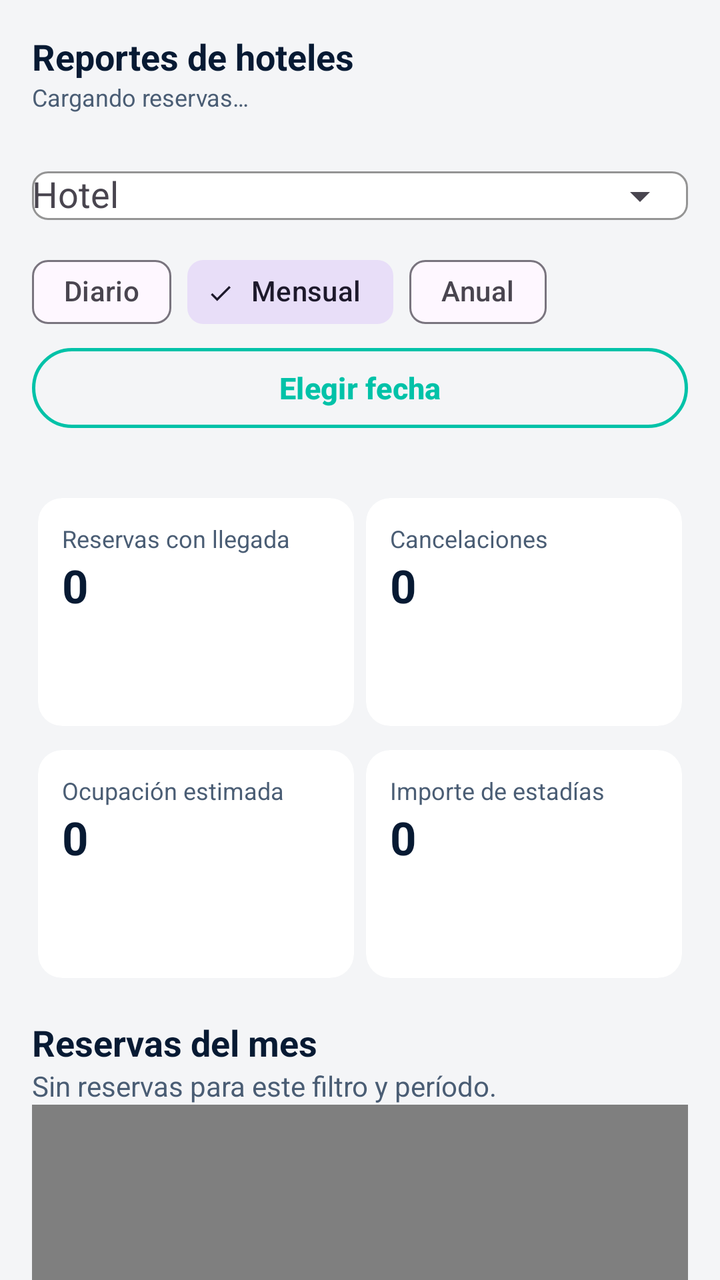
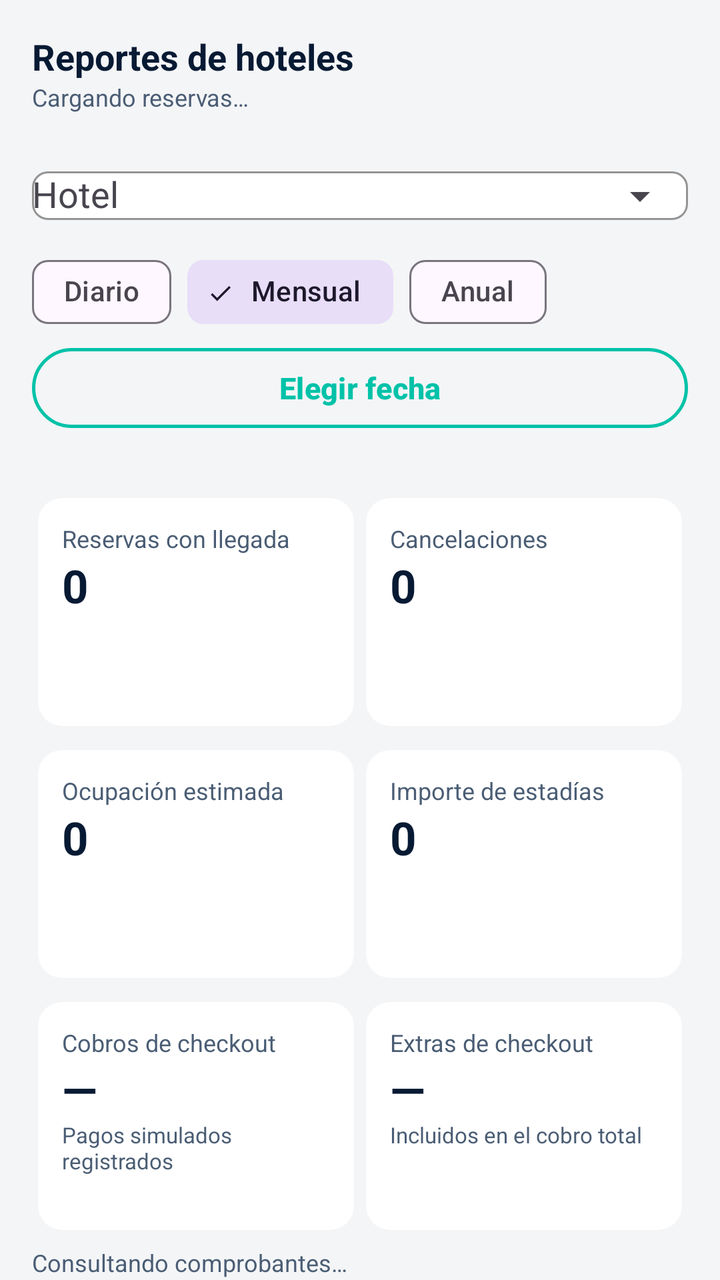

Before-and-after screenshots of an Android layout around one commit, followed by the original layout XML and the change that was made.
<!-- AndroidManifest.xml: application theme Theme.Proyecto_IOTelito -->
<!-- res/layout/fragment_superadmin_reportes.xml -->
<?xml version="1.0" encoding="utf-8"?>
<androidx.core.widget.NestedScrollView xmlns:android="http://schemas.android.com/apk/res/android" xmlns:app="http://schemas.android.com/apk/res-auto"
 android:layout_width="match_parent" android:layout_height="match_parent" android:background="@color/io_surface_variant" android:fillViewport="true">
 <LinearLayout android:layout_width="match_parent" android:layout_height="wrap_content" android:orientation="vertical" android:padding="16dp">
  <TextView style="@style/TextAppearance.IoTelito.SectionTitle" android:text="Reportes de hoteles"/>
  <TextView android:id="@+id/tv_report_source" android:layout_width="match_parent" android:layout_height="wrap_content" android:text="Cargando reservas…" android:textColor="@color/io_text_secondary" android:textSize="12sp"/>
  <com.google.android.material.textfield.TextInputLayout style="@style/Widget.IoTelito.Input" android:layout_width="match_parent" android:layout_height="wrap_content" android:layout_marginTop="12dp" android:hint="Hotel" app:endIconMode="dropdown_menu">
   <com.google.android.material.textfield.MaterialAutoCompleteTextView android:id="@+id/actv_hotel_selector" android:layout_width="match_parent" android:layout_height="wrap_content" android:inputType="none"/>
  </com.google.android.material.textfield.TextInputLayout>
  <com.google.android.material.chip.ChipGroup android:id="@+id/chip_group_period" android:layout_width="match_parent" android:layout_height="wrap_content" app:singleSelection="true" app:selectionRequired="true">
   <com.google.android.material.chip.Chip android:id="@+id/chip_daily" style="@style/Widget.Material3.Chip.Filter" android:layout_width="wrap_content" android:layout_height="wrap_content" android:checkable="true" android:checked="false" android:text="Diario"/>
   <com.google.android.material.chip.Chip android:id="@+id/chip_monthly" style="@style/Widget.Material3.Chip.Filter" android:layout_width="wrap_content" android:layout_height="wrap_content" android:checkable="true" android:checked="true" android:text="Mensual"/>
   <com.google.android.material.chip.Chip android:id="@+id/chip_yearly" style="@style/Widget.Material3.Chip.Filter" android:layout_width="wrap_content" android:layout_height="wrap_content" android:checkable="true" android:checked="false" android:text="Anual"/>
  </com.google.android.material.chip.ChipGroup>
  <com.google.android.material.button.MaterialButton android:id="@+id/btn_report_date" style="@style/Widget.IoTelito.Button.Outline" android:layout_width="match_parent" android:layout_height="wrap_content" android:text="Elegir fecha"/>
  <TextView android:id="@+id/tv_selected_range" android:layout_width="match_parent" android:layout_height="wrap_content" android:textColor="@color/io_text_secondary"/>
  <LinearLayout android:layout_width="match_parent" android:layout_height="wrap_content" android:orientation="horizontal" android:layout_marginTop="12dp">
   <com.google.android.material.card.MaterialCardView style="@style/Widget.IoTelito.Card" android:layout_width="0dp" android:layout_height="wrap_content" android:layout_weight="1" android:layout_marginHorizontal="3dp"><LinearLayout android:layout_width="match_parent" android:layout_height="wrap_content" android:minHeight="114dp" android:padding="12dp" android:orientation="vertical">
    <TextView android:layout_width="match_parent" android:layout_height="wrap_content" android:text="Reservas con llegada" android:textColor="@color/io_text_secondary" android:textSize="12sp"/>
    <TextView android:id="@+id/tv_bookings" android:layout_width="match_parent" android:layout_height="wrap_content" android:text="0" android:textColor="@color/io_navy" android:textSize="23sp" android:textStyle="bold"/>
    <TextView android:id="@+id/tv_bookings_note" android:layout_width="match_parent" android:layout_height="wrap_content" android:textColor="@color/io_text_secondary" android:textSize="11sp"/>
   </LinearLayout></com.google.android.material.card.MaterialCardView>
   <com.google.android.material.card.MaterialCardView style="@style/Widget.IoTelito.Card" android:layout_width="0dp" android:layout_height="wrap_content" android:layout_weight="1" android:layout_marginHorizontal="3dp"><LinearLayout android:layout_width="match_parent" android:layout_height="wrap_content" android:minHeight="114dp" android:padding="12dp" android:orientation="vertical">
    <TextView android:layout_width="match_parent" android:layout_height="wrap_content" android:text="Cancelaciones" android:textColor="@color/io_text_secondary" android:textSize="12sp"/>
    <TextView android:id="@+id/tv_cancellations" android:layout_width="match_parent" android:layout_height="wrap_content" android:text="0" android:textColor="@color/io_navy" android:textSize="23sp" android:textStyle="bold"/>
    <TextView android:id="@+id/tv_cancellations_note" android:layout_width="match_parent" android:layout_height="wrap_content" android:textColor="@color/io_text_secondary" android:textSize="11sp"/>
   </LinearLayout></com.google.android.material.card.MaterialCardView>
  </LinearLayout>
  <LinearLayout android:layout_width="match_parent" android:layout_height="wrap_content" android:orientation="horizontal" android:layout_marginTop="12dp">
   <com.google.android.material.card.MaterialCardView style="@style/Widget.IoTelito.Card" android:layout_width="0dp" android:layout_height="wrap_content" android:layout_weight="1" android:layout_marginHorizontal="3dp"><LinearLayout android:layout_width="match_parent" android:layout_height="wrap_content" android:minHeight="114dp" android:padding="12dp" android:orientation="vertical">
    <TextView android:layout_width="match_parent" android:layout_height="wrap_content" android:text="Ocupación estimada" android:textColor="@color/io_text_secondary" android:textSize="12sp"/>
    <TextView android:id="@+id/tv_occupancy" android:layout_width="match_parent" android:layout_height="wrap_content" android:text="0" android:textColor="@color/io_navy" android:textSize="23sp" android:textStyle="bold"/>
    <TextView android:id="@+id/tv_occupancy_note" android:layout_width="match_parent" android:layout_height="wrap_content" android:textColor="@color/io_text_secondary" android:textSize="11sp"/>
   </LinearLayout></com.google.android.material.card.MaterialCardView>
   <com.google.android.material.card.MaterialCardView style="@style/Widget.IoTelito.Card" android:layout_width="0dp" android:layout_height="wrap_content" android:layout_weight="1" android:layout_marginHorizontal="3dp"><LinearLayout android:layout_width="match_parent" android:layout_height="wrap_content" android:minHeight="114dp" android:padding="12dp" android:orientation="vertical">
    <TextView android:layout_width="match_parent" android:layout_height="wrap_content" android:text="Importe de estadías" android:textColor="@color/io_text_secondary" android:textSize="12sp"/>
    <TextView android:id="@+id/tv_income" android:layout_width="match_parent" android:layout_height="wrap_content" android:text="0" android:textColor="@color/io_navy" android:textSize="23sp" android:textStyle="bold"/>
    <TextView android:id="@+id/tv_income_note" android:layout_width="match_parent" android:layout_height="wrap_content" android:textColor="@color/io_text_secondary" android:textSize="11sp"/>
   </LinearLayout></com.google.android.material.card.MaterialCardView>
  </LinearLayout>
  <TextView android:id="@+id/tv_chart_title" style="@style/TextAppearance.IoTelito.SectionTitle" android:layout_marginTop="20dp" android:text="Reservas del mes"/>
  <TextView android:id="@+id/tv_report_empty" android:layout_width="match_parent" android:layout_height="wrap_content" android:text="Sin reservas para este filtro y período." android:textColor="@color/io_text_secondary"/>
  <HorizontalScrollView android:layout_width="match_parent" android:layout_height="250dp" android:fillViewport="true"><com.example.proyecto_iotelito.ui.superadmin.reportes.WeeklyBookingsChartView android:id="@+id/weekly_bookings_chart" android:layout_width="match_parent" android:layout_height="match_parent" android:background="@color/io_surface" android:padding="12dp"/></HorizontalScrollView>
  <TextView style="@style/TextAppearance.IoTelito.SectionTitle" android:layout_marginTop="20dp" android:text="Ranking de ocupación"/>
  <TextView android:layout_width="match_parent" android:layout_height="wrap_content" android:text="Noches-habitación reservadas / capacidad del período. Salida no incluida. Sin inventario: no calculable." android:textSize="11sp" android:textColor="@color/io_text_secondary"/>
  <LinearLayout android:id="@+id/ranking_container" android:layout_width="match_parent" android:layout_height="wrap_content" android:orientation="vertical" android:padding="12dp" android:background="@color/io_surface"/>
 </LinearLayout>
</androidx.core.widget.NestedScrollView>
<!-- resources referenced by this layout -->
<resources>
  <color name="io_navy">#FF071A33</color>
  <color name="io_surface">#FFFFFFFF</color>
  <color name="io_surface_variant">#FFF4F5F7</color>
  <color name="io_text_secondary">#4A5D74</color>
  <style name="TextAppearance.IoTelito.SectionTitle" parent="TextAppearance.Material3.TitleLarge">
          <item name="android:layout_width">wrap_content</item>
          <item name="android:layout_height">wrap_content</item>
          <item name="android:textColor">@color/io_navy</item>
          <item name="android:textSize">18sp</item>
          <item name="android:textStyle">bold</item>
      </style>
  <style name="Widget.IoTelito.Button.Outline" parent="Widget.Material3.Button.OutlinedButton">
          <item name="strokeColor">@color/io_teal</item>
          <item name="strokeWidth">1.5dp</item>
          <item name="android:textColor">@color/io_teal</item>
          <item name="cornerRadius">100dp</item>
          <item name="android:textAllCaps">false</item>
          <item name="android:textSize">15sp</item>
          <item name="android:textStyle">bold</item>
      </style>
  <style name="Widget.IoTelito.Card" parent="Widget.Material3.CardView.Filled">
          <item name="cardBackgroundColor">@color/io_surface</item>
          <item name="cardCornerRadius">12dp</item>
          <item name="cardElevation">0dp</item>
          <item name="strokeColor">@color/io_divider</item>
          <item name="strokeWidth">0dp</item>
      </style>
  <style name="Widget.IoTelito.Input" parent="Widget.Material3.TextInputLayout.OutlinedBox">
          <item name="boxBackgroundColor">@color/io_surface</item>
          <item name="boxCornerRadiusTopStart">8dp</item>
          <item name="boxCornerRadiusTopEnd">8dp</item>
          <item name="boxCornerRadiusBottomStart">8dp</item>
          <item name="boxCornerRadiusBottomEnd">8dp</item>
          <item name="boxStrokeColor">@color/io_teal</item>
      </style>
  <style name="Theme.Proyecto_IOTelito" parent="Base.Theme.Proyecto_IOTelito" />
  <color name="io_teal">#00C2A8</color>
  <color name="io_divider">#FFE2E8F0</color>
  <style name="Base.Theme.Proyecto_IOTelito" parent="Theme.Material3.Light.NoActionBar">
          <item name="colorPrimary">@color/io_teal</item>
          <item name="colorOnPrimary">@color/white</item>
          <item name="colorSecondary">@color/io_text_primary</item>
          <item name="android:windowBackground">@color/io_background</item>
          <item name="android:statusBarColor">@color/io_background</item>
          <item name="android:windowLightStatusBar">true</item>
          <item name="android:navigationBarColor">@color/white</item>
          <item name="android:windowLightNavigationBar">true</item>
      </style>
  <color name="white">#FFFFFFFF</color>
  <color name="io_text_primary">#071A33</color>
  <color name="io_background">#F8FAFC</color>
</resources>

<!-- the commit's change to res/layout/fragment_superadmin_reportes.xml (unified diff, before → after) -->
@@ -38,6 +38,19 @@
     <TextView android:id="@+id/tv_income_note" android:layout_width="match_parent" android:layout_height="wrap_content" android:textColor="@color/io_text_secondary" android:textSize="11sp"/>
    </LinearLayout></com.google.android.material.card.MaterialCardView>
   </LinearLayout>
+  <LinearLayout android:layout_width="match_parent" android:layout_height="wrap_content" android:orientation="horizontal" android:layout_marginTop="12dp">
+   <com.google.android.material.card.MaterialCardView style="@style/Widget.IoTelito.Card" android:layout_width="0dp" android:layout_height="wrap_content" android:layout_weight="1" android:layout_marginHorizontal="3dp"><LinearLayout android:layout_width="match_parent" android:layout_height="wrap_content" android:minHeight="114dp" android:padding="12dp" android:orientation="vertical">
+    <TextView android:layout_width="match_parent" android:layout_height="wrap_content" android:text="Cobros de checkout" android:textColor="@color/io_text_secondary" android:textSize="12sp"/>
+    <TextView android:id="@+id/tv_checkout_income" android:layout_width="match_parent" android:layout_height="wrap_content" android:text="—" android:textColor="@color/io_navy" android:textSize="23sp" android:textStyle="bold"/>
+    <TextView android:id="@+id/tv_checkout_count" android:layout_width="match_parent" android:layout_height="wrap_content" android:text="Pagos simulados registrados" android:textColor="@color/io_text_secondary" android:textSize="11sp"/>
+   </LinearLayout></com.google.android.material.card.MaterialCardView>
+   <com.google.android.material.card.MaterialCardView style="@style/Widget.IoTelito.Card" android:layout_width="0dp" android:layout_height="wrap_content" android:layout_weight="1" android:layout_marginHorizontal="3dp"><LinearLayout android:layout_width="match_parent" android:layout_height="wrap_content" android:minHeight="114dp" android:padding="12dp" android:orientation="vertical">
+    <TextView android:layout_width="match_parent" android:layout_height="wrap_content" android:text="Extras de checkout" android:textColor="@color/io_text_secondary" android:textSize="12sp"/>
+    <TextView android:id="@+id/tv_checkout_extras" android:layout_width="match_parent" android:layout_height="wrap_content" android:text="—" android:textColor="@color/io_navy" android:textSize="23sp" android:textStyle="bold"/>
+    <TextView android:layout_width="match_parent" android:layout_height="wrap_content" android:text="Incluidos en el cobro total" android:textColor="@color/io_text_secondary" android:textSize="11sp"/>
+   </LinearLayout></com.google.android.material.card.MaterialCardView>
+  </LinearLayout>
+  <TextView android:id="@+id/tv_checkout_status" android:layout_width="match_parent" android:layout_height="wrap_content" android:layout_marginTop="8dp" android:text="Consultando comprobantes…" android:textColor="@color/io_text_secondary" android:textSize="12sp"/>
   <TextView android:id="@+id/tv_chart_title" style="@style/TextAppearance.IoTelito.SectionTitle" android:layout_marginTop="20dp" android:text="Reservas del mes"/>
   <TextView android:id="@+id/tv_report_empty" android:layout_width="match_parent" android:layout_height="wrap_content" android:text="Sin reservas para este filtro y período." android:textColor="@color/io_text_secondary"/>
   <HorizontalScrollView android:layout_width="match_parent" android:layout_height="250dp" android:fillViewport="true"><com.example.proyecto_iotelito.ui.superadmin.reportes.WeeklyBookingsChartView android:id="@+id/weekly_bookings_chart" android:layout_width="match_parent" android:layout_height="match_parent" android:background="@color/io_surface" android:padding="12dp"/></HorizontalScrollView>
